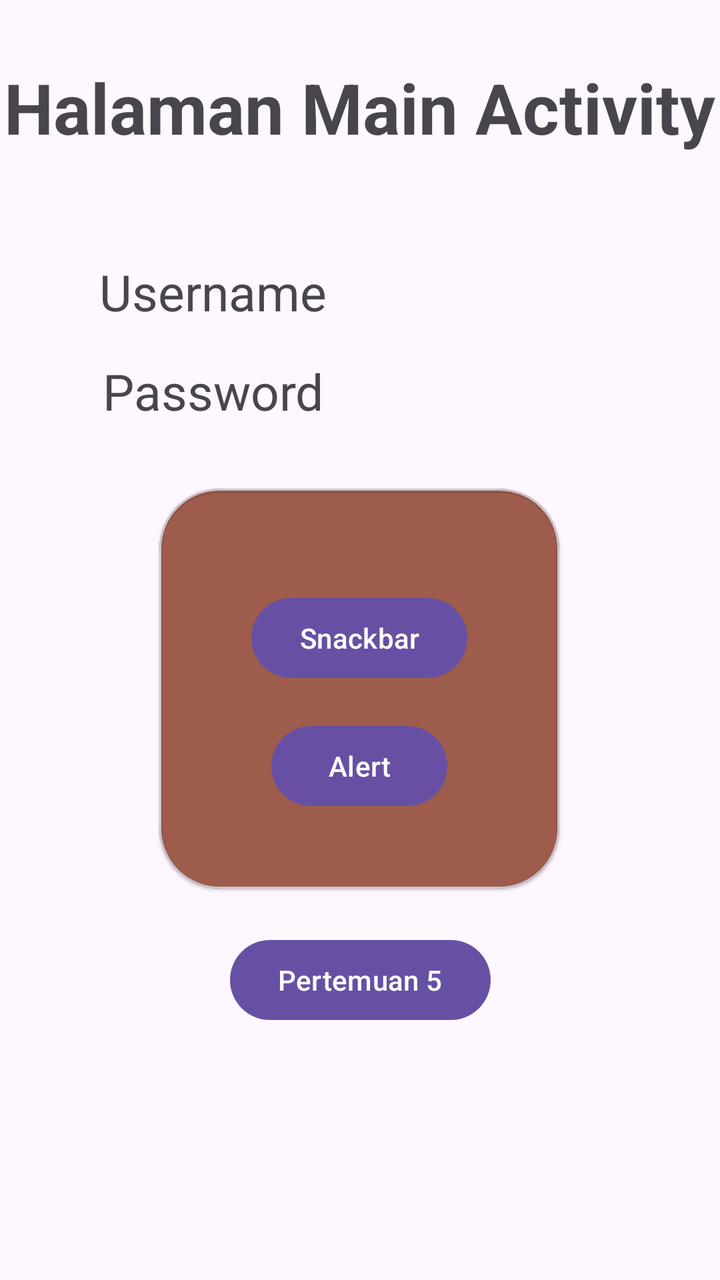
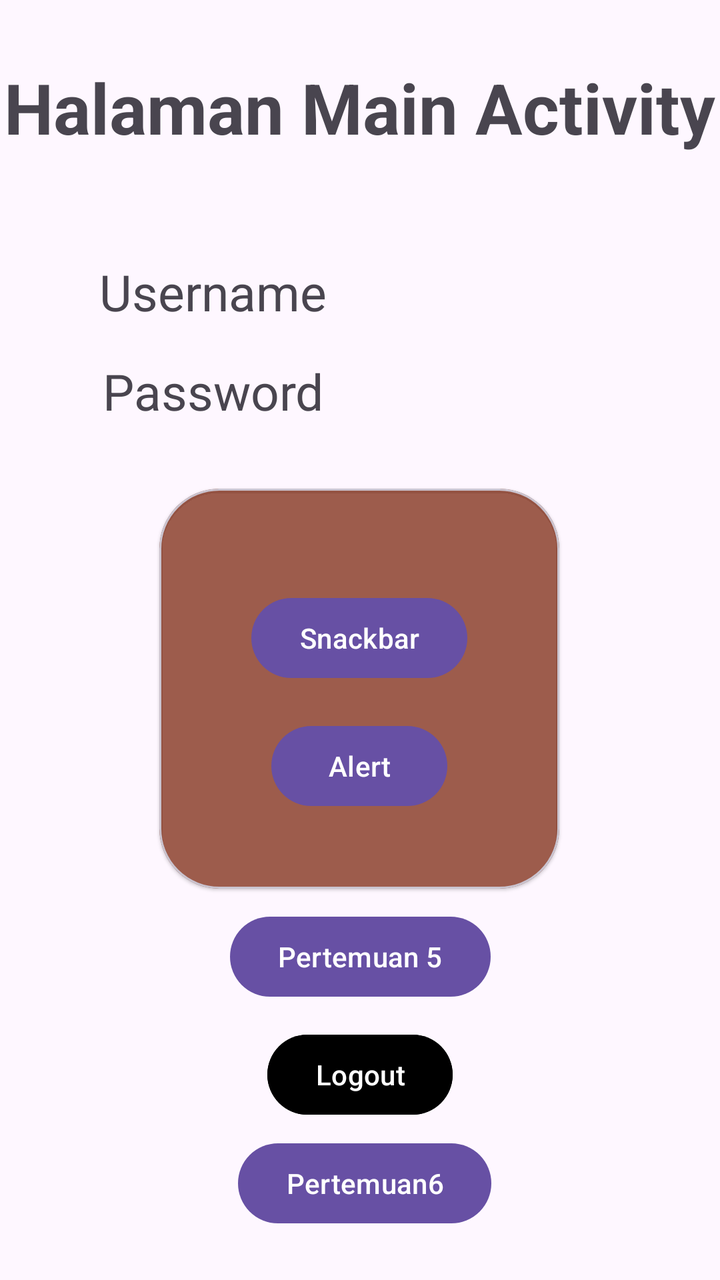

Screens rendered from an Android XML layout before and after an edit, with the pre-edit source and the edit as a unified diff.
<!-- AndroidManifest.xml: application theme Theme.Alif_3TIA_Mobile -->
<!-- res/layout/activity_main.xml -->
<?xml version="1.0" encoding="utf-8"?>
<androidx.constraintlayout.widget.ConstraintLayout xmlns:android="http://schemas.android.com/apk/res/android"
    xmlns:app="http://schemas.android.com/apk/res-auto"
    xmlns:tools="http://schemas.android.com/tools"
    android:id="@+id/main"
    android:layout_width="match_parent"
    android:layout_height="match_parent"
    tools:context=".MainActivity">

    <TextView
        android:id="@+id/textView3"
        android:layout_width="wrap_content"
        android:layout_height="wrap_content"
        android:layout_marginTop="52dp"
        android:text="Username"
        android:textSize="25dp"
        app:layout_constraintEnd_toEndOf="parent"
        app:layout_constraintHorizontal_bias="0.202"
        app:layout_constraintStart_toStartOf="parent"
        app:layout_constraintTop_toBottomOf="@+id/textView2" />

    <TextView
        android:id="@+id/textView4"
        android:layout_width="wrap_content"
        android:layout_height="wrap_content"
        android:text="Password"
        android:textSize="25dp"
        app:layout_constraintBottom_toBottomOf="parent"
        app:layout_constraintEnd_toEndOf="parent"
        app:layout_constraintHorizontal_bias="0.206"
        app:layout_constraintStart_toStartOf="parent"
        app:layout_constraintTop_toBottomOf="@+id/textView3"
        app:layout_constraintVertical_bias="0.036" />

    <TextView
        android:id="@+id/textView2"
        android:layout_width="wrap_content"
        android:layout_height="wrap_content"
        android:text="Halaman Main Activity"
        android:textSize="35dp"
        android:textStyle="bold"
        app:layout_constraintBottom_toBottomOf="parent"
        app:layout_constraintEnd_toEndOf="parent"
        app:layout_constraintHorizontal_bias="0.492"
        app:layout_constraintStart_toStartOf="parent"
        app:layout_constraintTop_toTopOf="parent"
        app:layout_constraintVertical_bias="0.051" />

    <com.google.android.material.card.MaterialCardView
        android:id="@+id/materialCardView"
        android:layout_width="200dp"
        android:layout_height="200dp"
        android:backgroundTint="#C2832F17"
        app:cardCornerRadius="30dp"
        app:cardElevation="1dp"
        app:layout_constraintBottom_toBottomOf="parent"
        app:layout_constraintEnd_toEndOf="parent"
        app:layout_constraintHorizontal_bias="0.497"
        app:layout_constraintStart_toStartOf="parent"
        app:layout_constraintTop_toTopOf="parent"
        app:layout_constraintVertical_bias="0.555">

        <androidx.constraintlayout.widget.ConstraintLayout
            android:layout_width="match_parent"
            android:layout_height="match_parent"
            android:layout_margin="10dp">


            <Button
                android:id="@+id/btnAlert"
                android:layout_width="wrap_content"
                android:layout_height="wrap_content"
                android:layout_marginTop="16dp"
                android:text="Alert"
                app:layout_constraintEnd_toEndOf="parent"
                app:layout_constraintStart_toStartOf="parent"
                app:layout_constraintTop_toBottomOf="@+id/btnSnackbar" />

            <Button
                android:id="@+id/btnSnackbar"
                android:layout_width="wrap_content"
                android:layout_height="wrap_content"
                android:text="Snackbar"
                app:layout_constraintBottom_toBottomOf="parent"
                app:layout_constraintEnd_toEndOf="parent"
                app:layout_constraintStart_toStartOf="parent"
                app:layout_constraintTop_toTopOf="parent"
                app:layout_constraintVertical_bias="0.309" />

        </androidx.constraintlayout.widget.ConstraintLayout>

    </com.google.android.material.card.MaterialCardView>

    <Button
        android:id="@+id/btnlima"
        android:layout_width="wrap_content"
        android:layout_height="wrap_content"
        android:layout_marginBottom="120dp"
        android:text="Pertemuan 5"
        app:layout_constraintBottom_toBottomOf="parent"
        app:layout_constraintEnd_toEndOf="parent"
        app:layout_constraintStart_toStartOf="parent"
        app:layout_constraintTop_toBottomOf="@+id/materialCardView"
        app:layout_constraintVertical_bias="0.779" />

</androidx.constraintlayout.widget.ConstraintLayout>
<!-- resources referenced by this layout -->
<resources>
  <style name="Theme.Alif_3TIA_Mobile" parent="Base.Theme.Alif_3TIA_Mobile" />
  <style name="Base.Theme.Alif_3TIA_Mobile" parent="Theme.Material3.DayNight.NoActionBar">
          
          
      </style>
</resources>

<!-- the commit's change to res/layout/activity_main.xml (unified diff, before → after) -->
@@ -101,6 +101,30 @@
         app:layout_constraintEnd_toEndOf="parent"
         app:layout_constraintStart_toStartOf="parent"
         app:layout_constraintTop_toBottomOf="@+id/materialCardView"
-        app:layout_constraintVertical_bias="0.779" />
+        app:layout_constraintVertical_bias="0.367" />
+
+    <Button
+        android:id="@+id/btnLogout"
+        android:layout_width="wrap_content"
+        android:layout_height="wrap_content"
+        android:backgroundTint="@color/black"
+        android:text="Logout"
+        app:layout_constraintBottom_toBottomOf="parent"
+        app:layout_constraintEnd_toEndOf="parent"
+        app:layout_constraintStart_toStartOf="parent"
+        app:layout_constraintTop_toBottomOf="@+id/btnlima"
+        app:layout_constraintVertical_bias="0.121" />
+
+    <Button
+        android:id="@+id/btnEnam"
+        android:layout_width="wrap_content"
+        android:layout_height="wrap_content"
+        android:text="Pertemuan6"
+        app:layout_constraintBottom_toBottomOf="parent"
+        app:layout_constraintEnd_toEndOf="parent"
+        app:layout_constraintHorizontal_bias="0.51"
+        app:layout_constraintStart_toStartOf="parent"
+        app:layout_constraintTop_toBottomOf="@+id/btnLogout"
+        app:layout_constraintVertical_bias="0.21" />
 
 </androidx.constraintlayout.widget.ConstraintLayout>
<!-- resource entries referenced after the edit -->
@@ -1,5 +1,6 @@
 <!-- resources referenced by this layout -->
 <resources>
+  <color name="black">#FF000000</color>
   <style name="Theme.Alif_3TIA_Mobile" parent="Base.Theme.Alif_3TIA_Mobile" />
   <style name="Base.Theme.Alif_3TIA_Mobile" parent="Theme.Material3.DayNight.NoActionBar">
           
